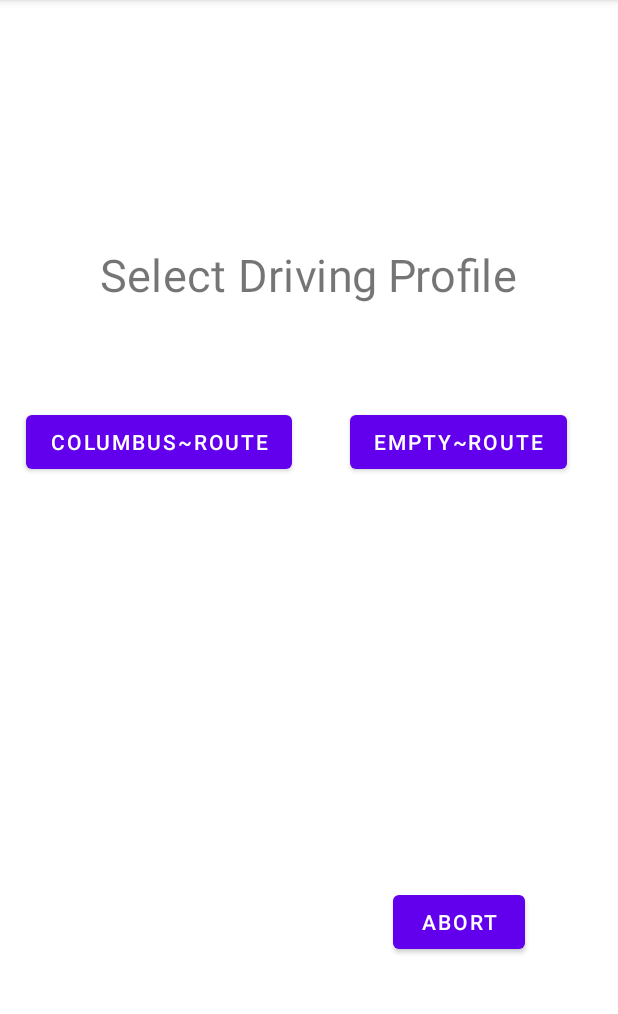
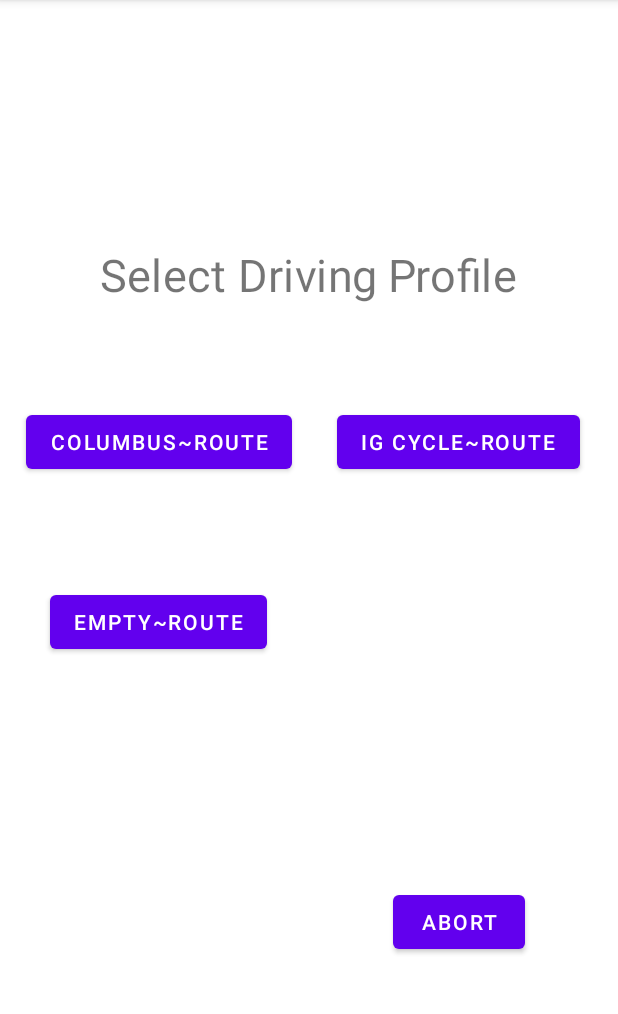
Before and after one commit to RenMurakami/PRV-app-v4, an Android app: the screen it shows after launch (select_profile), after a tap on "START", on a phone screen of 412 x 824 dp, the part 84-1098 px from its top. Run offline under Robolectric (Android 15) with nearby library versions, the phone set to English and light mode, and no system bars; our stand-ins replace navigation-ui.

```diff
--- a/app/src/main/java/com/example/prv_app_v4/MainActivity.kt
+++ b/app/src/main/java/com/example/prv_app_v4/MainActivity.kt
@@ -50,11 +50,11 @@ class MainActivity : AppCompatActivity() {
         // The title for the start screen.
         profiler.title="PRV Application"
         profiler.inputFile=false
-
+//--------------------------------------------------------------------------------------------
         // Create the first Profiler
         var columbusRout = Profiler()
         columbusRout.name="Columbus~Route"
-        columbusRout.numProf=3
+        columbusRout.numProf=4
 
         // 1 st task
         var c0=LocationProf()
@@ -66,7 +66,7 @@ class MainActivity : AppCompatActivity() {
         var c1=TimeProf()
         c1.index=1
         c1.text="Time off for 5 seconds"
-        c1.time="00:00:5"
+        c1.time="00:00:05"
 
         // 3 st task
         var c2=TimeProf()
@@ -79,18 +79,48 @@ class MainActivity : AppCompatActivity() {
         c3.text="Drive for 11 seconds"
         c3.time="00:00:11"
 
+        var c4 =IgProf()
+        c4.index=4
+        c4.text="IG off for 11 seconds"
+        c4.time="00:00:11"
+
         // Adding those task in Columbus route
         // Every task you create need to be added here
         columbusRout.taskList.add(c0)
         columbusRout.taskList.add(c1)
         columbusRout.taskList.add(c2)
         columbusRout.taskList.add(c3)
+        columbusRout.taskList.add(c4)
         // '''
 
         //
         profiler.profilerList.add(columbusRout)
+//--------------------------------------------------------------------------------------------
+        // Create Random IG Cycle Profiler
+        var igCycle = Profiler()
+        igCycle.name = "IG Cycle~Route"
+        igCycle.numProf=1
 
-        // Create the first Profiler
+        var i4 = IgProf()
+        i4.index = 0
+        i4.text = "IG Cycle for 10 seconds"
+        i4.time = "00:00:10"
+
+        //5 st task
+        var i5 = IgProf()
+        i5.index = 1
+        i5.text = "IG Cycle for 13 seconds"
+        i5.time = "00:00:13"
+
+        //Add tasks to IGCycle Route
+        igCycle.taskList.add(i4)
+        igCycle.taskList.add(i5)
+
+
+        //Add Route to List
+        profiler.profilerList.add(igCycle)
+//--------------------------------------------------------------------------------------------
+        // Create blank Profiler
         var emptyRoute = Profiler()
         emptyRoute.name="EMPTY~Route"
         emptyRoute.numProf=0
--- a/app/src/main/java/com/example/prv_app_v4/select_profile.kt
+++ b/app/src/main/java/com/example/prv_app_v4/select_profile.kt
@@ -51,6 +51,7 @@ class select_profile : AppCompatActivity() {
         buttonStart0.setOnClickListener{
             val intent = Intent(this,profilerTemplet::class.java)
             intent.putExtra("prof0", profiler.profilerList[0])
+            intent.putExtra("key", 0)
             startActivity(intent)
         }
 
@@ -58,6 +59,7 @@ class select_profile : AppCompatActivity() {
         buttonStart1.setOnClickListener{
             val intent = Intent(this,profilerTemplet::class.java)
             intent.putExtra("prof1", profiler.profilerList[1])
+            intent.putExtra("key", 1)
             startActivity(intent)
         }
 
@@ -65,6 +67,7 @@ class select_profile : AppCompatActivity() {
         buttonStart2.setOnClickListener{
             val intent = Intent(this,profilerTemplet::class.java)
             intent.putExtra("prof2", profiler.profilerList[2])
+            intent.putExtra("key", 2)
             startActivity(intent)
         }
 
@@ -72,6 +75,7 @@ class select_profile : AppCompatActivity() {
         buttonStart3.setOnClickListener{
             val intent = Intent(this,profilerTemplet::class.java)
             intent.putExtra("prof3", profiler.profilerList[3])
+            intent.putExtra("key", 3)
             startActivity(intent)
         }
 
@@ -79,6 +83,7 @@ class select_profile : AppCompatActivity() {
         buttonStart4.setOnClickListener{
             val intent = Intent(this,profilerTemplet::class.java)
             intent.putExtra("prof4", profiler.profilerList[4])
+            intent.putExtra("key", 4)
             startActivity(intent)
         }
 
@@ -86,6 +91,7 @@ class select_profile : AppCompatActivity() {
         buttonStart5.setOnClickListener{
             val intent = Intent(this,profilerTemplet::class.java)
             intent.putExtra("prof5", profiler.profilerList[5])
+            intent.putExtra("key", 5)
             startActivity(intent)
         }
 
```
Also changed, not shown: app/src/main/java/com/example/prv_app_v4/profilerTemplet.kt (+18 -4 lines).
